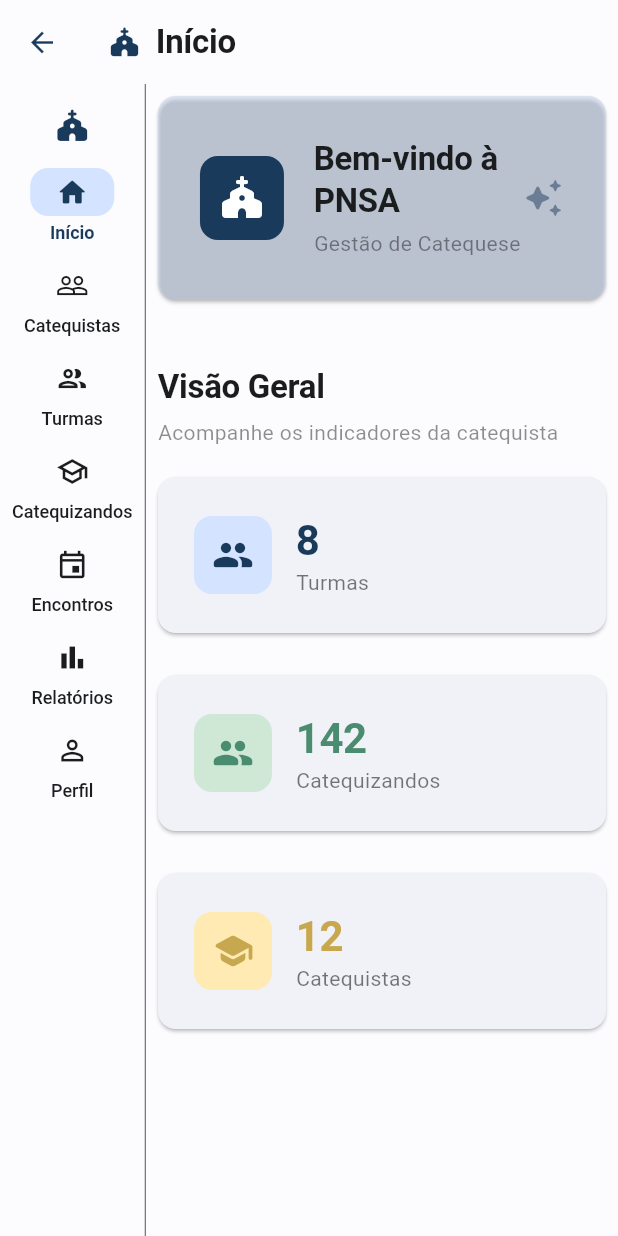
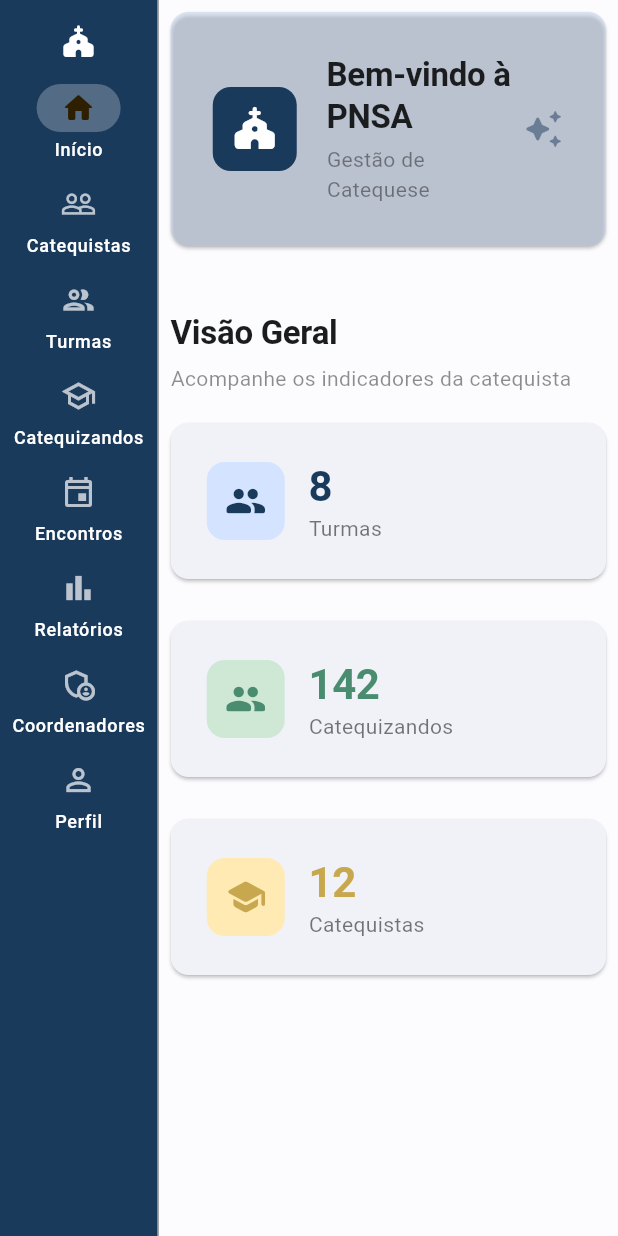
Before and after one commit to DionatanPO/projeto-pnsa-catequese, a Flutter app: the _WideLayout screen opened directly with empty values, on a phone screen of 412 x 824 dp. Run offline on Flutter 3.47's test engine with Material 3 defaults, Android fonts, the phone set to English and light mode, and no system bars; our stand-ins replace file_picker, get, mask_text_input_formatter, pdf, printing.

Commit message:
feat: add Coordenadores module to sidebar navigation

```diff
--- a/lib/app/modules/home/viewmodels/home_viewmodel.dart
+++ b/lib/app/modules/home/viewmodels/home_viewmodel.dart
@@ -6,6 +6,7 @@ import '../../catequizandos/viewmodels/catequizando_viewmodel.dart';
 import '../../relatorio/viewmodels/relatorio_viewmodel.dart';
 import '../../profile/viewmodels/profile_viewmodel.dart';
 import '../../encontros/viewmodels/encontros_viewmodel.dart';
+import '../../coordenadores/viewmodels/coordenador_viewmodel.dart';
 
 class HomeViewModel extends GetxController {
   final Rx<HomeModel> data = HomeModel(title: 'Início').obs;
@@ -17,6 +18,7 @@ class HomeViewModel extends GetxController {
   final encontrosVm = EncontrosViewModel();
   final relatorioVm = RelatorioViewModel();
   final profileVm = ProfileViewModel();
+  final coordenadorVm = CoordenadorViewModel();
 
   int get selectedIndex => _selectedIndex;
 
--- a/lib/app/modules/home/views/home_page.dart
+++ b/lib/app/modules/home/views/home_page.dart
@@ -8,6 +8,7 @@ import '../../encontros/views/encontros_page.dart';
 import '../../catequizandos/views/catequizando_page.dart';
 import '../../catequizandos/views/catequizando_wizard.dart';
 import '../../relatorio/views/relatorio_page.dart';
+import '../../coordenadores/views/coordenador_page.dart';
 import '../../profile/views/profile_page.dart';
 
 class HomePage extends StatelessWidget {
@@ -33,7 +34,7 @@ class HomePage extends StatelessWidget {
   }
 }
 
-const _menuLabels = ['Início', 'Catequistas', 'Turmas', 'Catequizandos', 'Encontros', 'Relatórios', 'Perfil'];
+const _menuLabels = ['Início', 'Catequistas', 'Turmas', 'Catequizandos', 'Encontros', 'Relatórios', 'Coordenadores', 'Perfil'];
 
 const _destinations = [
   NavigationRailDestination(
@@ -65,6 +66,11 @@ const _destinations = [
     icon: Icon(Icons.bar_chart_outlined),
     selectedIcon: Icon(Icons.bar_chart_rounded),
     label: Text('Relatórios'),
+  ),
+  NavigationRailDestination(
+    icon: Icon(Icons.admin_panel_settings_outlined),
+    selectedIcon: Icon(Icons.admin_panel_settings_rounded),
+    label: Text('Coordenadores'),
   ),
   NavigationRailDestination(
     icon: Icon(Icons.person_outline),
@@ -144,7 +150,18 @@ class _SideMenu extends StatelessWidget {
   Widget build(BuildContext context) {
     return GetBuilder<HomeViewModel>(
       id: 'selectedIndex',
-      builder: (_) => NavigationRail(
+      builder: (_) => Theme(
+        data: theme.copyWith(
+          colorScheme: theme.colorScheme.copyWith(
+            onSurface: theme.colorScheme.onPrimary,
+            onSurfaceVariant: theme.colorScheme.onPrimary.withOpacity(0.7),
+          ),
+          navigationRailTheme: NavigationRailThemeData(
+            backgroundColor: theme.colorScheme.primary,
+            indicatorColor: theme.colorScheme.onPrimary.withOpacity(0.25),
+          ),
+        ),
+        child: NavigationRail(
           selectedIndex: vm.selectedIndex,
           onDestinationSelected: (i) => vm.selectedIndex = i,
           labelType: extended ? NavigationRailLabelType.none : NavigationRailLabelType.all,
@@ -155,7 +172,7 @@ class _SideMenu extends StatelessWidget {
             padding: EdgeInsets.only(top: extended ? 16 : 8, bottom: extended ? 24 : 8),
             child: Column(
               children: [
-              Icon(Icons.church_rounded, size: extended ? 40 : 24, color: theme.colorScheme.primary),
+                Icon(Icons.church_rounded, size: extended ? 40 : 24, color: theme.colorScheme.onPrimary),
 if (extended) ...[
                   const SizedBox(height: 8),
                   Text(
@@ -163,7 +180,7 @@ class _SideMenu extends StatelessWidget {
                     style: TextStyle(
                       fontSize: 16,
                       fontWeight: FontWeight.w600,
-                    color: theme.colorScheme.primary,
+                      color: theme.colorScheme.onPrimary,
                     ),
                   ),
                 ],
@@ -171,6 +188,7 @@ class _SideMenu extends StatelessWidget {
             ),
           ),
           destinations: _destinations,
+        ),
       ),
     );
 }
@@ -187,7 +205,6 @@ class _ExtraWideLayout extends StatelessWidget {
     return GetBuilder<HomeViewModel>(
       id: 'selectedIndex',
       builder: (_) => Scaffold(
-        appBar: _buildAppBar(vm, theme),
         body: Row(
           children: [
             _SideMenu(vm: vm, theme: theme, extended: true),
@@ -214,7 +231,6 @@ class _WideLayout extends StatelessWidget {
     return GetBuilder<HomeViewModel>(
       id: 'selectedIndex',
       builder: (_) => Scaffold(
-        appBar: _buildAppBar(vm, theme),
         body: Row(
           children: [
             _SideMenu(vm: vm, theme: theme),
@@ -300,6 +316,7 @@ const _menuIcons = [
   Icons.school_rounded,
   Icons.event_rounded,
   Icons.bar_chart_rounded,
+  Icons.admin_panel_settings_rounded,
   Icons.person_rounded,
 ];
 
@@ -321,6 +338,8 @@ Widget _buildBody(HomeViewModel vm, ThemeData theme) {
         case 5:
           return RelatorioPage(vm: vm.relatorioVm);
         case 6:
+          return CoordenadorPage(vm: vm.coordenadorVm);
+        case 7:
           return ProfilePage(vm: vm.profileVm);
         default:
           return const SizedBox.shrink();
```
Lines whose indentation alone changed are shown as unchanged.
